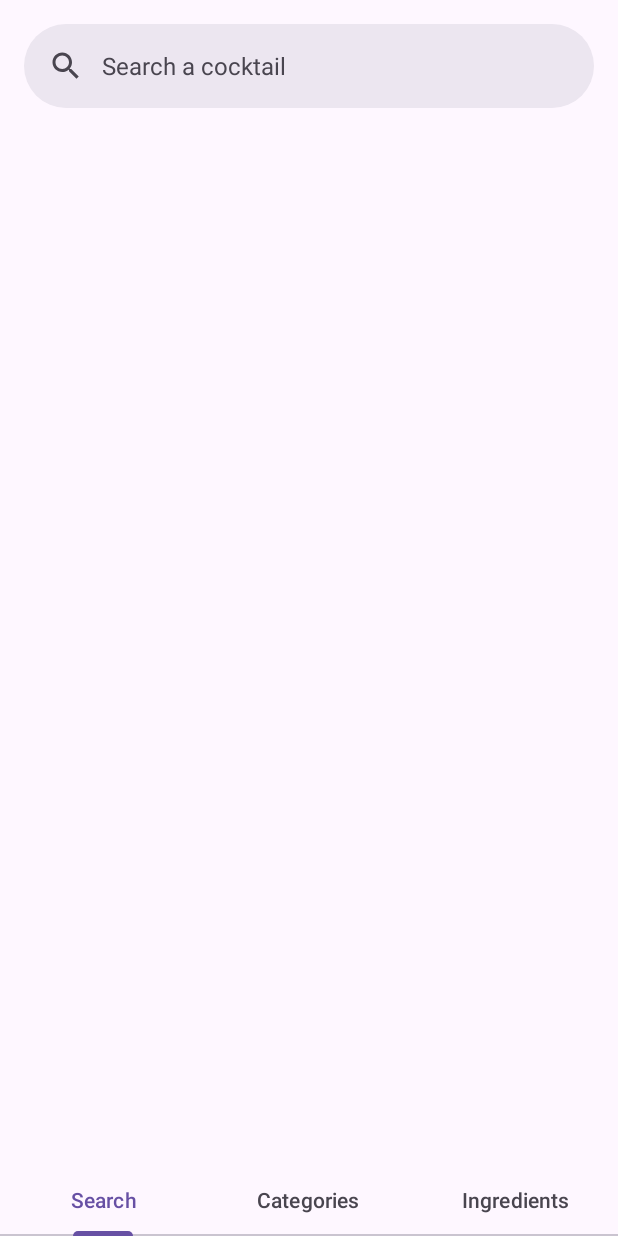
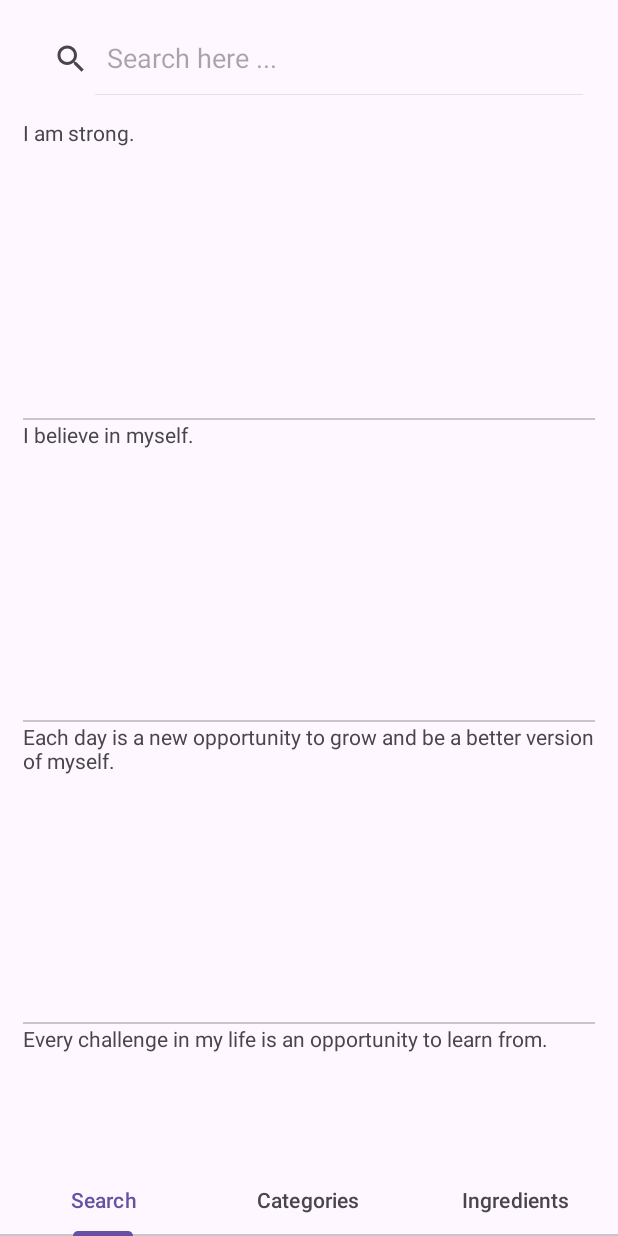
Before and after one commit to LisaV03/ShakeItUp, an Android app: the screen it shows after launch (MainActivity), on a phone screen of 412 x 824 dp. Run offline under Robolectric (Android 15) with nearby library versions, the phone set to English and light mode, and no system bars.

Commit message:
:sparkles: Add filter in SearchView for cocktails RecyclerView

```diff
--- a/app/src/main/java/com/example/shakeitup/ui/search/CocktailAdapter.kt
+++ b/app/src/main/java/com/example/shakeitup/ui/search/CocktailAdapter.kt
@@ -4,12 +4,16 @@ import android.content.Context
 import android.view.LayoutInflater
 import android.view.View
 import android.view.ViewGroup
+import android.widget.Filter
+import android.widget.Filterable
 import android.widget.TextView
 import androidx.recyclerview.widget.RecyclerView
 import com.example.shakeitup.R
 import com.example.shakeitup.core.model.Cocktail
+import java.util.Locale
 
-class CocktailAdapter(private val context: Context, private val dataset: List<Cocktail>):RecyclerView.Adapter<CocktailAdapter.ItemViewHolder>(){
+class CocktailAdapter(private val context: Context, private val dataset: List<Cocktail>):RecyclerView.Adapter<CocktailAdapter.ItemViewHolder>(), Filterable{
+    private var cocktailsList: List<Cocktail> = dataset
     class ItemViewHolder(private val view: View) : RecyclerView.ViewHolder(view) {
         val textView: TextView = view.findViewById(R.id.item_title)
     }
@@ -23,12 +27,35 @@ class CocktailAdapter(private val context: Context, private val dataset: List<Co
     }
 
     override fun getItemCount(): Int {
-        return dataset.size
+        return cocktailsList.size
     }
 
     override fun onBindViewHolder(holder: ItemViewHolder, position: Int) {
-        val item = dataset[position]
+        val item = cocktailsList[position]
         holder.textView.text =  context.resources.getString(item.stringResourceId)
     }
 
+    override fun getFilter(): Filter {
+        return object : Filter() {
+            override fun publishResults(charSequence: CharSequence?, filterResults: FilterResults) {
+                cocktailsList = filterResults.values as List<Cocktail>
+                notifyDataSetChanged()
+            }
+
+            override fun performFiltering(charSequence: CharSequence?): FilterResults {
+                val queryString = charSequence?.toString()?.lowercase(Locale.ROOT)
+
+                val filterResults = FilterResults()
+                filterResults.values = if (queryString.isNullOrEmpty())
+                    dataset
+                else
+                    dataset.filter {
+                        context.resources.getString(it.stringResourceId).lowercase(Locale.ROOT).contains(queryString)
+                    }
+                return filterResults
+            }
+        }
+    }
+
+
 }
--- a/app/src/main/java/com/example/shakeitup/ui/search/SearchFragment.kt
+++ b/app/src/main/java/com/example/shakeitup/ui/search/SearchFragment.kt
@@ -1,6 +1,5 @@
 package com.example.shakeitup.ui.search
 
-import android.content.Context
 import android.os.Bundle
 import android.util.Log
 import android.view.KeyEvent
@@ -8,17 +7,13 @@ import androidx.fragment.app.Fragment
 import android.view.LayoutInflater
 import android.view.View
 import android.view.ViewGroup
-import android.view.inputmethod.InputMethodManager
-import androidx.core.content.ContextCompat.getSystemService
+import androidx.appcompat.widget.SearchView
 import androidx.recyclerview.widget.LinearLayoutManager
 import androidx.recyclerview.widget.RecyclerView
 import com.example.shakeitup.R
 import com.example.shakeitup.core.model.Cocktail
 import com.example.shakeitup.core.service.CocktailsFetcher
 import com.google.android.material.divider.MaterialDividerItemDecoration
-import com.google.android.material.search.SearchBar
-import com.google.android.material.search.SearchView
-
 /**
  * A simple [Fragment] subclass.
  * Use the [SearchFragment.newInstance] factory method to
@@ -27,7 +22,6 @@ import com.google.android.material.search.SearchView
 class SearchFragment : Fragment() {
 
     private lateinit var searchView: SearchView
-    private lateinit var searchBar: SearchBar
     private lateinit var data : List<Cocktail>
 
     override fun onCreateView(
@@ -55,7 +49,23 @@ class SearchFragment : Fragment() {
         Log.i("Test", "My data $data")
         val divider = MaterialDividerItemDecoration(requireContext(), LinearLayoutManager.VERTICAL /*or LinearLayoutManager.HORIZONTAL*/)
         recyclerView.addItemDecoration(divider)
-        recyclerView.adapter = context?.let { CocktailAdapter(it, data) }
+        var cocktailAdapter =  context?.let { CocktailAdapter(it, data) }
+        recyclerView.adapter = cocktailAdapter
+
+        searchView = view.findViewById(R.id.search_view)
+        searchView.setOnQueryTextListener(object : SearchView.OnQueryTextListener {
+            override fun onQueryTextSubmit(query: String?): Boolean {
+                Log.i("Search", "Final query: $query")
+                return false
+            }
+
+            override fun onQueryTextChange(newText: String?): Boolean {
+                Log.i("Search", "This is the tmp query $newText")
+                cocktailAdapter?.filter?.filter(newText)
+                return true
+            }
+
+        })
 
     }
 
--- a/app/src/main/res/layout/fragment_search.xml
+++ b/app/src/main/res/layout/fragment_search.xml
@@ -6,45 +6,36 @@
     xmlns:app="http://schemas.android.com/apk/res-auto"
     tools:context=".ui.search.SearchFragment">
 
-    <androidx.coordinatorlayout.widget.CoordinatorLayout
+    <androidx.constraintlayout.widget.ConstraintLayout
         android:layout_width="match_parent"
-        android:layout_height="match_parent">
+        android:layout_height="match_parent"
+        android:padding="15dp">
 
-        <!-- NestedScrollingChild goes here (NestedScrollView, RecyclerView, etc.). -->
-        <androidx.core.widget.NestedScrollView
+        <androidx.appcompat.widget.SearchView
             android:layout_width="match_parent"
-            android:layout_height="match_parent"
-            app:layout_behavior="@string/searchbar_scrolling_view_behavior"
-            tools:ignore="PrivateResource">
-            <!-- Screen content goes here. -->
-        </androidx.core.widget.NestedScrollView>
+            android:layout_height="wrap_content"
+            app:queryHint="Search here ..."
+            android:id="@+id/search_view"
+            app:layout_constraintTop_toTopOf="parent"
+            app:layout_constraintStart_toStartOf="parent"
+            app:iconifiedByDefault="false">
 
-        <com.google.android.material.appbar.AppBarLayout
+        </androidx.appcompat.widget.SearchView>
+
+
+        <androidx.recyclerview.widget.RecyclerView
+            android:id="@+id/recycler_view_cocktails"
             android:layout_width="match_parent"
-            android:layout_height="wrap_content">
-            <com.google.android.material.search.SearchBar
-                android:id="@+id/search_bar"
-                android:layout_width="match_parent"
-                android:layout_height="wrap_content"
-                android:hint="@string/search_bar_hint" />
-        </com.google.android.material.appbar.AppBarLayout>
+            android:layout_height="wrap_content"
+            android:scrollbars="vertical"
+            app:layoutManager="LinearLayoutManager"
+            app:layout_constraintTop_toBottomOf="@+id/search_view"
+            android:paddingTop="15dp" />
 
-        <com.google.android.material.search.SearchView
-            android:layout_width="match_parent"
-            android:layout_height="match_parent"
-            android:hint="@string/search_view_hint"
-            android:id="@+id/search_view"
-            app:layout_anchor="@id/search_bar">
 
-            <androidx.recyclerview.widget.RecyclerView
-                android:id="@+id/recycler_view_cocktails"
-                android:layout_width="match_parent"
-                android:layout_height="match_parent"
-                android:scrollbars="vertical"
-                app:layoutManager="LinearLayoutManager" />
+    </androidx.constraintlayout.widget.ConstraintLayout>
 
-            <!-- Search suggestions/results go here (ScrollView, RecyclerView, etc.). -->
-        </com.google.android.material.search.SearchView>
-    </androidx.coordinatorlayout.widget.CoordinatorLayout>
+
+
 
 </FrameLayout>
--- a/app/src/main/res/layout/list_item.xml
+++ b/app/src/main/res/layout/list_item.xml
@@ -2,4 +2,4 @@
 <TextView xmlns:android="http://schemas.android.com/apk/res/android"
     android:id="@+id/item_title"
     android:layout_width="match_parent"
-    android:layout_height="40dp" />
+    android:layout_height="200dp" />
```
